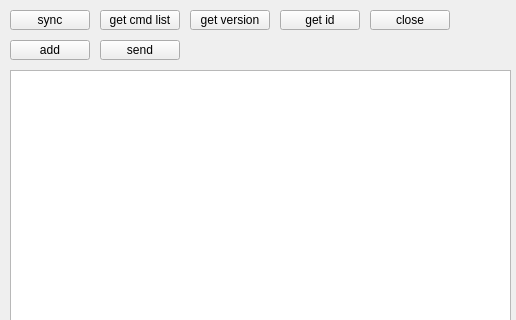
Before: the Qt Designer form stm32_isp/mainwindow.ui in zhuangzuoyi/stm32_isp, drawn with Qt 5; both pictures show x 0 to 516 and y 0 to 320 of the 516 by 719 pixel window.
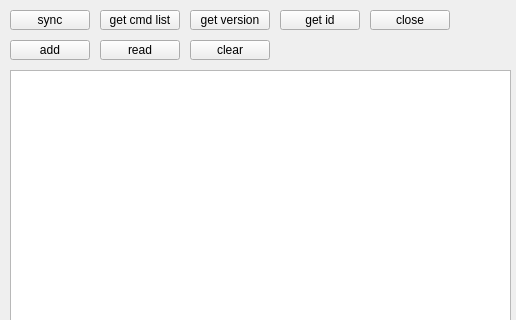
After: the same form once the commit is applied.

Commit message: start read cmd

The edit to the form file:
```diff
--- a/stm32_isp/mainwindow.ui
+++ b/stm32_isp/mainwindow.ui
@@ -112,7 +112,20 @@
      </rect>
     </property>
     <property name="text">
-     <string>send</string>
+     <string>read</string>
+    </property>
+   </widget>
+   <widget class="QPushButton" name="clear">
+    <property name="geometry">
+     <rect>
+      <x>190</x>
+      <y>40</y>
+      <width>80</width>
+      <height>20</height>
+     </rect>
+    </property>
+    <property name="text">
+     <string>clear</string>
     </property>
    </widget>
   </widget>
```
The commit also changes 21 other files.
